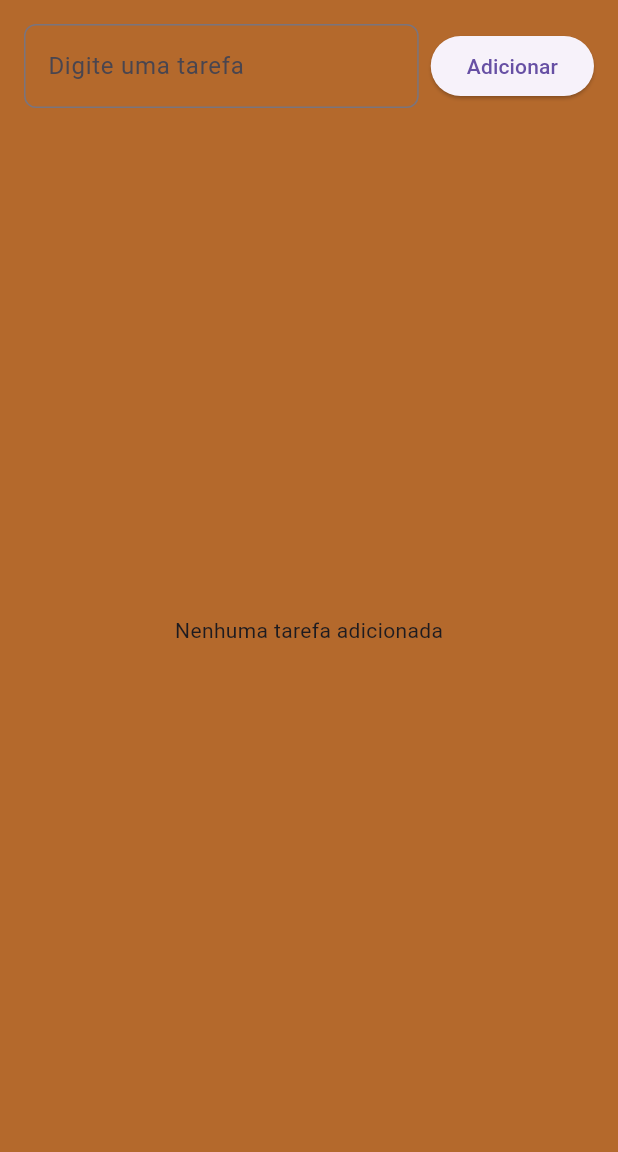
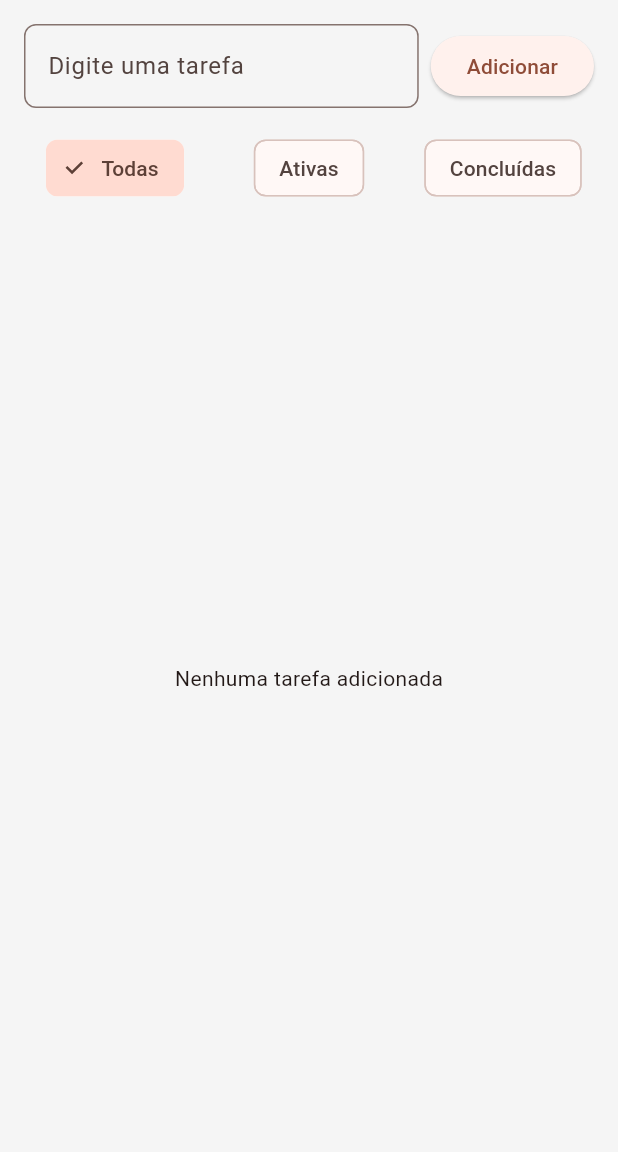
Before and after one commit to jp-devl/lista_tarefa-master, a Flutter app: the screen it shows after launch, on a phone screen of 412 x 824 dp, the part 84-1236 px from its top. Run offline on Flutter 3.47's test engine with Material 3 defaults, Android fonts, the phone set to English and light mode, and no system bars.

Commit message:
chore: auto-sync 2026-09-09 21:10:53

```diff
--- a/lib/main.dart
+++ b/lib/main.dart
@@ -1,4 +1,5 @@
 import 'package:flutter/material.dart';
+import 'dart:math' as math;
 
 void main() {
   runApp(const MainApp());
@@ -10,13 +11,36 @@ class MainApp extends StatelessWidget {
   @override
   Widget build(BuildContext context) {
     return MaterialApp(
-      theme: ThemeData(
-        scaffoldBackgroundColor: const Color.fromARGB(255, 180, 105, 44),
-      ),
       title: 'Lista de Tarefas',
       debugShowCheckedModeBanner: false,
+      theme: ThemeData(
+        scaffoldBackgroundColor: const Color(0xFFF5F5F5),
+        colorScheme: ColorScheme.fromSeed(seedColor: Colors.deepOrange),
+        useMaterial3: true,
+      ),
+      home: const HomePage(),
+    );
+  }
+}
 
-      home: const HomePage(),
+enum TaskFilter { all, active, completed }
+
+class TaskItem {
+  TaskItem({
+    required this.id,
+    required this.text,
+    this.completed = false,
+  });
+
+  final String id;
+  final String text;
+  final bool completed;
+
+  TaskItem copyWith({String? text, bool? completed}) {
+    return TaskItem(
+      id: id,
+      text: text ?? this.text,
+      completed: completed ?? this.completed,
     );
   }
 }
@@ -30,8 +54,9 @@ class HomePage extends StatefulWidget {
 
 class _HomePageState extends State<HomePage> {
   final TextEditingController _taskController = TextEditingController();
-  final List<String> _tasks = [];
-  final Set<int> _selectedIndexes = {};
+  final List<TaskItem> _tasks = [];
+  final Set<String> _selectedTaskIds = {};
+  TaskFilter _currentFilter = TaskFilter.all;
 
   @override
   void dispose() {
@@ -39,59 +64,76 @@ class _HomePageState extends State<HomePage> {
     super.dispose();
   }
 
+  List<TaskItem> get _filteredTasks {
+    switch (_currentFilter) {
+      case TaskFilter.active:
+        return _tasks.where((task) => !task.completed).toList();
+      case TaskFilter.completed:
+        return _tasks.where((task) => task.completed).toList();
+      case TaskFilter.all:
+      default:
+        return _tasks;
+    }
+  }
+
   void _addTask() {
-    final task = _taskController.text.trim();
-    if (task.isEmpty) {
+    final taskText = _taskController.text.trim();
+    if (taskText.isEmpty) {
       return;
     }
 
     setState(() {
-      _tasks.add(task);
+      _tasks.add(
+        TaskItem(
+          id: DateTime.now().microsecondsSinceEpoch.toString(),
+          text: taskText,
+        ),
+      );
       _taskController.clear();
     });
   }
 
-  void _removeTask(int index) {
-    final remainingSelectedIndexes = _selectedIndexes
-        .where((selectedIndex) => selectedIndex != index)
-        .map(
-          (selectedIndex) =>
-              selectedIndex > index ? selectedIndex - 1 : selectedIndex,
-        )
-        .toSet();
-
+  void _removeTask(String taskId) {
     setState(() {
-      _tasks.removeAt(index);
-      _selectedIndexes
-        ..clear()
-        ..addAll(remainingSelectedIndexes);
+      _tasks.removeWhere((task) => task.id == taskId);
+      _selectedTaskIds.remove(taskId);
     });
   }
 
   void _deleteSelectedTasks() {
-    final indexes = _selectedIndexes.toList()
-      ..sort((first, second) => second.compareTo(first));
-
     setState(() {
-      for (final index in indexes) {
-        _tasks.removeAt(index);
+      for (final taskId in _selectedTaskIds) {
+        _tasks.removeWhere((task) => task.id == taskId);
       }
-      _selectedIndexes.clear();
+      _selectedTaskIds.clear();
     });
   }
 
-  void _toggleTaskSelection(int index, bool selected) {
+  void _toggleTaskSelection(String taskId, bool selected) {
     setState(() {
       if (selected) {
-        _selectedIndexes.add(index);
+        _selectedTaskIds.add(taskId);
       } else {
-        _selectedIndexes.remove(index);
+        _selectedTaskIds.remove(taskId);
       }
     });
   }
 
-  Future<void> _editTask(int index) async {
-    final controller = TextEditingController(text: _tasks[index]);
+  void _toggleTaskCompletion(TaskItem task) {
+    setState(() {
+      final index = _tasks.indexWhere((item) => item.id == task.id);
+      if (index == -1) {
+        return;
+      }
+
+      _tasks[index] = _tasks[index].copyWith(
+        completed: !task.completed,
+      );
+    });
+  }
+
+  Future<void> _editTask(TaskItem task) async {
+    final controller = TextEditingController(text: task.text);
     final editedTask = await showDialog<String>(
       context: context,
       builder: (context) {
@@ -119,44 +161,60 @@ class _HomePageState extends State<HomePage> {
         );
       },
     );
+
     controller.dispose();
 
-    final task = editedTask?.trim();
-    if (task == null || task.isEmpty) {
+    final newText = editedTask?.trim();
+    if (newText == null || newText.isEmpty) {
       return;
     }
 
     setState(() {
-      _tasks[index] = task;
+      final index = _tasks.indexWhere((item) => item.id == task.id);
+      if (index != -1) {
+        _tasks[index] = _tasks[index].copyWith(text: newText);
+      }
     });
+  }
+
+  String _emptyMessage() {
+    switch (_currentFilter) {
+      case TaskFilter.active:
+        return 'Nenhuma tarefa ativa';
+      case TaskFilter.completed:
+        return 'Nenhuma tarefa concluída';
+      case TaskFilter.all:
+      default:
+        return 'Nenhuma tarefa adicionada';
+    }
   }
 
   @override
   Widget build(BuildContext context) {
-    //Método responsável por construir a interface do usuário da página inicial.
+    final filteredTasks = _filteredTasks;
+
     return Scaffold(
       appBar: AppBar(
         title: Text(
-          _selectedIndexes.isEmpty
+          _selectedTaskIds.isEmpty
               ? 'Lista de Tarefas'
-              : '${_selectedIndexes.length} selecionada(s)',
-          style: TextStyle(
-            color: const Color.fromARGB(255, 0, 0, 0),
+              : '${_selectedTaskIds.length} selecionada(s)',
+          style: const TextStyle(
+            color: Colors.black,
             fontSize: 24,
             fontWeight: FontWeight.bold,
           ),
         ),
         centerTitle: true,
         actions: [
-          if (_selectedIndexes.isNotEmpty)
+          if (_selectedTaskIds.isNotEmpty)
             IconButton(
+              onPressed: _deleteSelectedTasks,
               icon: const Icon(Icons.delete),
               tooltip: 'Excluir tarefas selecionadas',
-              onPressed: _deleteSelectedTasks,
             ),
         ],
       ),
-
       body: Padding(
         padding: const EdgeInsets.all(16.0),
         child: Column(
@@ -182,41 +240,66 @@ class _HomePageState extends State<HomePage> {
                 ),
               ],
             ),
-            SizedBox(height: 16.0),
+            const SizedBox(height: 16.0),
+            Row(
+              children: [
+                _buildFilterChip('Todas', TaskFilter.all),
+                const SizedBox(width: 8),
+                _buildFilterChip('Ativas', TaskFilter.active),
+                const SizedBox(width: 8),
+                _buildFilterChip('Concluídas', TaskFilter.completed),
+              ],
+            ),
+            const SizedBox(height: 16.0),
             Expanded(
-              child: _tasks.isEmpty
-                  ? const Center(child: Text('Nenhuma tarefa adicionada'))
+              child: filteredTasks.isEmpty
+                  ? Center(child: Text(_emptyMessage()))
                   : ListView.builder(
-                      itemCount: _tasks.length,
+                      itemCount: filteredTasks.length,
                       itemBuilder: (context, index) {
+                        final task = filteredTasks[index];
+                        final isSelected = _selectedTaskIds.contains(task.id);
+
                         return Card(
+                          margin: const EdgeInsets.only(bottom: 10),
                           child: ListTile(
-                            leading: Row(
-                              mainAxisSize: MainAxisSize.min,
-                              children: [
-                                Checkbox(
-                                  value: _selectedIndexes.contains(index),
-                                  onChanged: (selected) =>
-                                      _toggleTaskSelection(index, selected!),
-                                ),
-                                CircleAvatar(
-                                  child: Text('${index + 1}'),
-                                ),
-                              ],
+                            leading: Checkbox(
+                              value: isSelected,
+                              onChanged: (selected) =>
+                                  _toggleTaskSelection(task.id, selected ?? false),
                             ),
-                            title: Text(_tasks[index]),
+                            title: Text(
+                              task.text,
+                              style: TextStyle(
+                                decoration: task.completed
+                                    ? TextDecoration.lineThrough
+                                    : null,
+                                color: task.completed ? Colors.grey : Colors.black,
+                              ),
+                            ),
                             trailing: Row(
                               mainAxisSize: MainAxisSize.min,
                               children: [
                                 IconButton(
+                                  onPressed: () => _toggleTaskCompletion(task),
+                                  icon: Icon(
+                                    task.completed
+                                        ? Icons.check_box
+                                        : Icons.check_box_outline_blank,
+                                  ),
+                                  tooltip: task.completed
+                                      ? 'Marcar como ativa'
+                                      : 'Marcar como concluída',
+                                ),
+                                IconButton(
+                                  onPressed: () => _editTask(task),
                                   icon: const Icon(Icons.edit),
                                   tooltip: 'Editar tarefa',
-                                  onPressed: () => _editTask(index),
                                 ),
                                 IconButton(
+                                  onPressed: () => _removeTask(task.id),
                                   icon: const Icon(Icons.delete),
                                   tooltip: 'Remover tarefa',
-                                  onPressed: () => _removeTask(index),
                                 ),
                               ],
                             ),
@@ -230,4 +313,20 @@ class _HomePageState extends State<HomePage> {
       ),
     );
   }
+
+  Widget _buildFilterChip(String label, TaskFilter filter) {
+    final isSelected = _currentFilter == filter;
+
+    return Expanded(
+      child: ChoiceChip(
+        label: Text(label),
+        selected: isSelected,
+        onSelected: (_) {
+          setState(() {
+            _currentFilter = filter;
+          });
+        },
+      ),
+    );
+  }
 }
```
